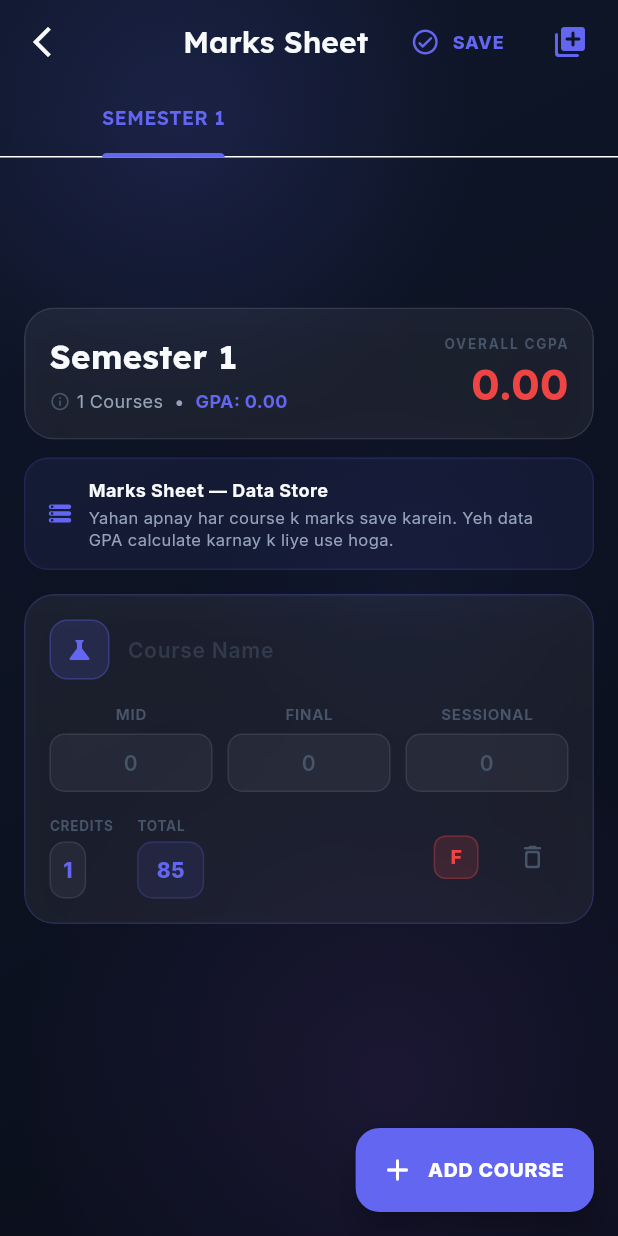
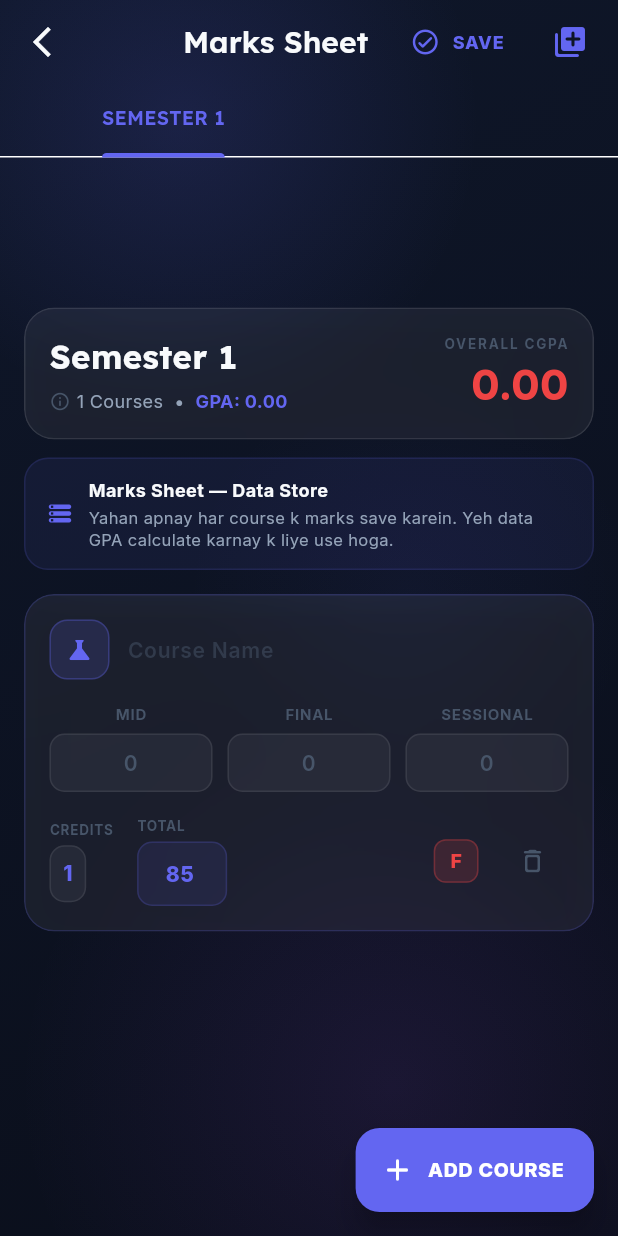
Before and after one commit to Jibrankhan0/cgpa_calculator, a Flutter app: the MarksSheetScreen screen opened directly, after a tap on the "science" icon, on a phone screen of 412 x 824 dp. Run offline on Flutter 3.47's test engine with Material 3 defaults, Android fonts, the phone set to English and light mode, and no system bars; drawn by our look-alikes of flutter_animate; our stand-ins replace flutter_riverpod, google_fonts, shared_preferences; accounts and stored records are empty.

```diff
--- a/lib/widgets/course_input_card.dart
+++ b/lib/widgets/course_input_card.dart
@@ -23,10 +23,12 @@ class _CourseInputCardState extends ConsumerState<CourseInputCard> {
   late TextEditingController _midController;
   late TextEditingController _finalController;
   late TextEditingController _sessionalController;
+  late TextEditingController _totalController;
   late FocusNode _nameFocus;
   late FocusNode _midFocus;
   late FocusNode _finalFocus;
   late FocusNode _sessionalFocus;
+  late FocusNode _totalFocus;
 
   SemesterNotifier get _notifier =>
       widget.notifierOverride ?? ref.read(semesterProvider.notifier);
@@ -44,11 +46,15 @@ class _CourseInputCardState extends ConsumerState<CourseInputCard> {
     _sessionalController = TextEditingController(
       text: widget.course.sessionalMarks == 0 ? '' : widget.course.sessionalMarks.toStringAsFixed(0),
     );
+    _totalController = TextEditingController(
+      text: widget.course.totalMarks == 0 ? '' : widget.course.totalMarks.toStringAsFixed(0),
+    );
 
     _nameFocus = FocusNode();
     _midFocus = FocusNode();
     _finalFocus = FocusNode();
     _sessionalFocus = FocusNode();
+    _totalFocus = FocusNode();
 
     _setupFocusListeners();
   }
@@ -66,6 +72,18 @@ class _CourseInputCardState extends ConsumerState<CourseInputCard> {
     _midFocus.addListener(() => _onMarksFocusLost('mid'));
     _finalFocus.addListener(() => _onMarksFocusLost('final'));
     _sessionalFocus.addListener(() => _onMarksFocusLost('sessional'));
+    _totalFocus.addListener(() {
+      if (!_totalFocus.hasFocus) {
+        double val = double.tryParse(_totalController.text) ?? 0;
+        if (val > 100) val = 100;
+        if (val != widget.course.totalMarks) {
+          _notifier.updateCourse(
+            widget.course.id,
+            totalMarks: val,
+          );
+        }
+      }
+    });
   }
 
   void _onMarksFocusLost(String type) {
@@ -123,6 +141,9 @@ class _CourseInputCardState extends ConsumerState<CourseInputCard> {
     if (oldWidget.course.sessionalMarks != widget.course.sessionalMarks && !_sessionalFocus.hasFocus) {
       _sessionalController.text = widget.course.sessionalMarks == 0 ? '' : widget.course.sessionalMarks.toStringAsFixed(0);
     }
+    if (oldWidget.course.totalMarks != widget.course.totalMarks && !_totalFocus.hasFocus) {
+      _totalController.text = widget.course.totalMarks == 0 ? '' : widget.course.totalMarks.toStringAsFixed(0);
+    }
   }
 
   @override
@@ -131,10 +152,12 @@ class _CourseInputCardState extends ConsumerState<CourseInputCard> {
     _midFocus.dispose();
     _finalFocus.dispose();
     _sessionalFocus.dispose();
+    _totalFocus.dispose();
     _nameController.dispose();
     _midController.dispose();
     _finalController.dispose();
     _sessionalController.dispose();
+    _totalController.dispose();
     super.dispose();
   }
 
@@ -367,7 +390,7 @@ class _CourseInputCardState extends ConsumerState<CourseInputCard> {
                     ],
                   ),
                   const SizedBox(width: 16),
-                  // Total
+                  // Total (editable)
                   Column(
                     crossAxisAlignment: CrossAxisAlignment.start,
                     children: [
@@ -382,7 +405,7 @@ class _CourseInputCardState extends ConsumerState<CourseInputCard> {
                       ),
                       const SizedBox(height: 4),
                       Container(
-                        padding: const EdgeInsets.symmetric(horizontal: 12, vertical: 8),
+                        padding: const EdgeInsets.symmetric(horizontal: 8, vertical: 4),
                         decoration: BoxDecoration(
                           color: AppTheme.accentPrimary.withValues(alpha: 0.1),
                           borderRadius: BorderRadius.circular(10),
@@ -390,12 +413,35 @@ class _CourseInputCardState extends ConsumerState<CourseInputCard> {
                             color: AppTheme.accentPrimary.withValues(alpha: 0.2),
                           ),
                         ),
-                        child: Text(
-                          widget.course.totalMarks.toStringAsFixed(0),
-                          style: const TextStyle(
-                            color: AppTheme.accentPrimary,
-                            fontWeight: FontWeight.w800,
-                            fontSize: 14,
+                        child: SizedBox(
+                          width: 42,
+                          child: TextField(
+                            controller: _totalController,
+                            focusNode: _totalFocus,
+                            keyboardType: TextInputType.number,
+                            textAlign: TextAlign.center,
+                            style: const TextStyle(
+                              color: AppTheme.accentPrimary,
+                              fontWeight: FontWeight.w800,
+                              fontSize: 14,
+                            ),
+                            decoration: const InputDecoration(
+                              hintText: '0',
+                              border: InputBorder.none,
+                              isDense: true,
+                              contentPadding: EdgeInsets.symmetric(vertical: 6),
+                              hintStyle: TextStyle(color: AppTheme.textMuted),
+                            ),
+                            onChanged: (val) {
+                              double d = double.tryParse(val) ?? 0;
+                              if (d > 100) {
+                                d = 100;
+                                _totalController.text = '100';
+                                _totalController.selection = TextSelection.fromPosition(
+                                  TextPosition(offset: _totalController.text.length),
+                                );
+                              }
+                            },
                           ),
                         ),
                       ),
```
